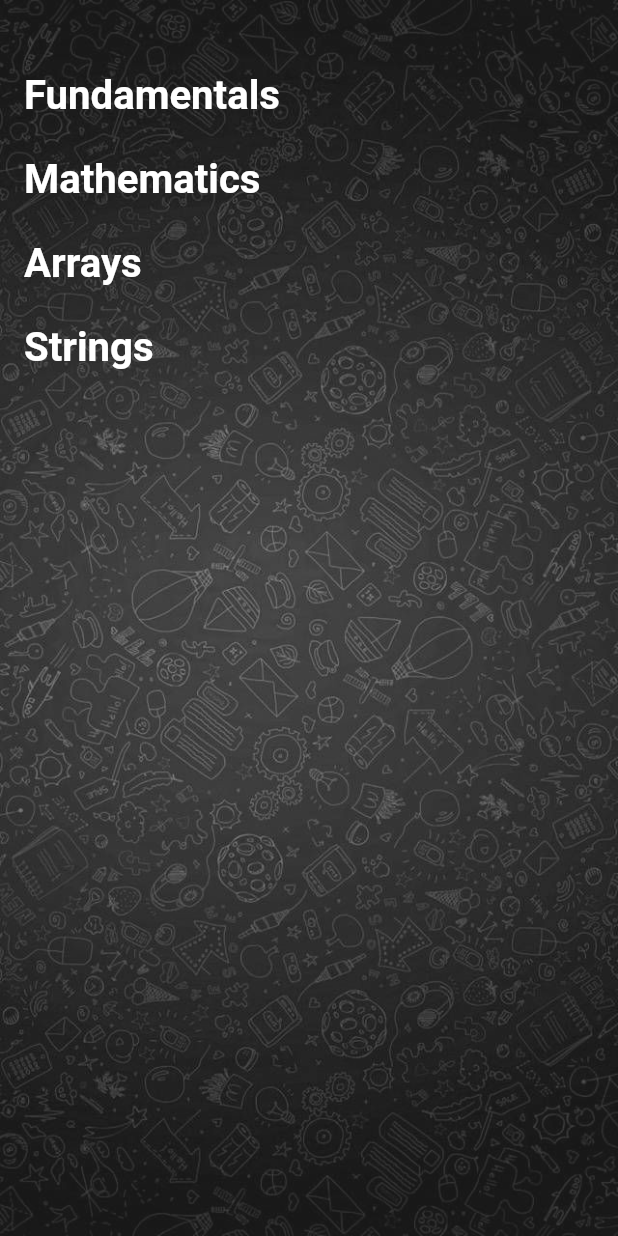
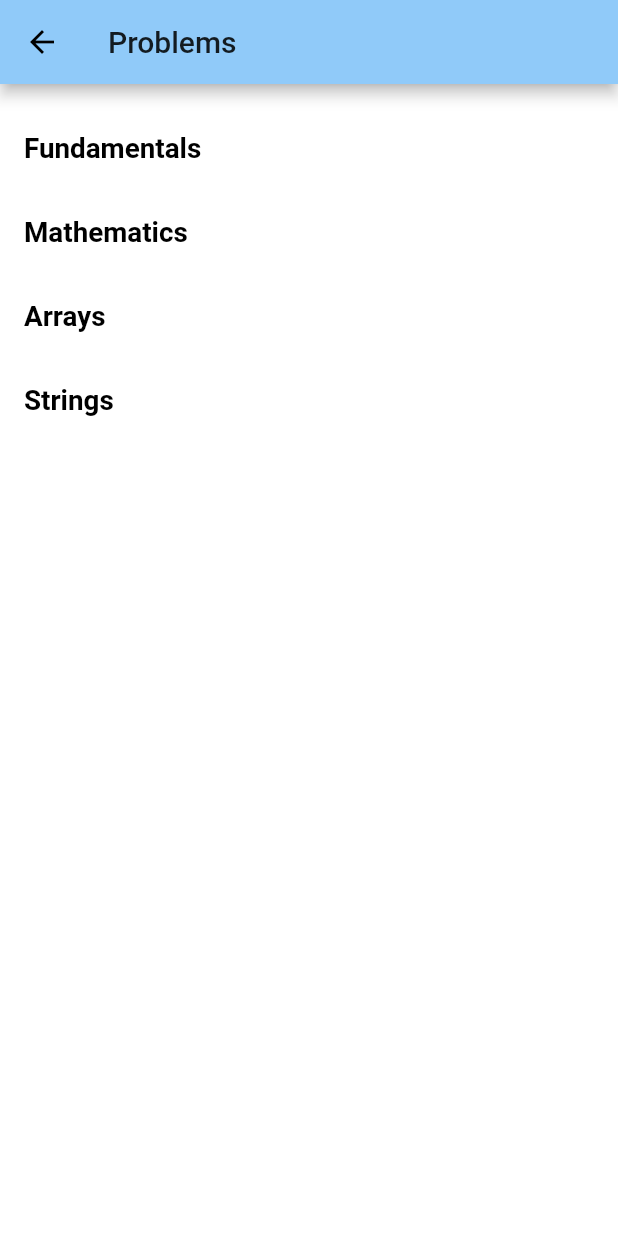
Before and after one commit to Alpha17-2/CP_App, a Flutter app: the Problems screen opened by its route, on a phone screen of 412 x 824 dp. Run offline on Flutter 3.47's test engine with Material 2 defaults, Android fonts, the phone set to English and light mode, and no system bars; our stand-ins replace bottom_navy_bar, flutter_swiper, liquid_swipe, shimmer; missing offline and left inert: foldable_sidebar; Roboto replaces fonts that are missing (Quattrocento).

Commit message:
Changed the background of Problem Screen

```diff
--- a/lib/Screens/Display Screens/Problem_List_Screen.dart
+++ b/lib/Screens/Display Screens/Problem_List_Screen.dart
@@ -12,48 +12,41 @@ class Problems extends StatelessWidget {
   Widget build(BuildContext context) {
     final divheight = displayHeight(context) * 0.0002;
     return Scaffold(
+        appBar: AppBar(
+          title: Text('Problems'),
+          backgroundColor: Colors.blue[200],
+        ),
         body: Container(
           constraints: BoxConstraints.expand(),
-      decoration: BoxDecoration(
-        image: DecorationImage(
-          image: AssetImage('images/Main_prob.jpg'),
-          colorFilter: ColorFilter.mode(
-              Colors.black.withOpacity(0.91), BlendMode.dstATop),
-          fit: BoxFit.cover,
-        ),
-      ),
+          color: Colors.white,
           child: SingleChildScrollView(
             child: Column(
               children: [
-            Padding(padding: EdgeInsets.only(top: 35)),
+                Padding(padding: EdgeInsets.only(top: 15)),
                 ListTile(
+                  isThreeLine: false,
                   title: Text(
                     'Fundamentals',
                     style: TextStyle(
                       fontFamily: 'Quattrocento',
-                  color: Colors.white,
+                      color: Colors.black,
                       fontWeight: FontWeight.bold,
-                  fontSize: displayWidth(context) * 0.065,
+                      fontSize: displayWidth(context) * 0.045,
                     ),
                   ),
                   onTap: () {
-                Navigator.of(context).pushNamed(FundamentalProblems.routeName);
+                    Navigator.of(context)
+                        .pushNamed(FundamentalProblems.routeName);
                   },
-            ),
-            Opacity(
-              opacity: 0.0,
-              child: Divider(
-                height: divheight,
-              ),
                 ),
                 ListTile(
                   title: Text(
                     'Mathematics',
                     style: TextStyle(
                       fontFamily: 'Quattrocento',
-                  color: Colors.white,
+                      color: Colors.black,
                       fontWeight: FontWeight.bold,
-                  fontSize: displayWidth(context) * 0.065,
+                      fontSize: displayWidth(context) * 0.045,
                     ),
                   ),
                   onTap: () {
@@ -65,13 +58,14 @@ class Problems extends StatelessWidget {
                     'Arrays',
                     style: TextStyle(
                       fontFamily: 'Quattrocento',
-                  color: Colors.white,
+                      color: Colors.black,
                       fontWeight: FontWeight.bold,
-                  fontSize: displayWidth(context) * 0.065,
+                      fontSize: displayWidth(context) * 0.045,
                     ),
                   ),
                   onTap: () {
-                Navigator.of(context).pushNamed(ShowArrayProblems.routeName);
+                    Navigator.of(context)
+                        .pushNamed(ShowArrayProblems.routeName);
                   },
                 ),
                 ListTile(
@@ -79,13 +73,14 @@ class Problems extends StatelessWidget {
                     'Strings',
                     style: TextStyle(
                       fontFamily: 'Quattrocento',
-                  color: Colors.white,
+                      color: Colors.black,
                       fontWeight: FontWeight.bold,
-                  fontSize: displayWidth(context) * 0.065,
+                      fontSize: displayWidth(context) * 0.045,
                     ),
                   ),
                   onTap: () {
-                Navigator.of(context).pushNamed(ShowStringProblem.routeName);
+                    Navigator.of(context)
+                        .pushNamed(ShowStringProblem.routeName);
                   },
                 ),
               ],
```
Lines whose indentation alone changed are shown as unchanged.
